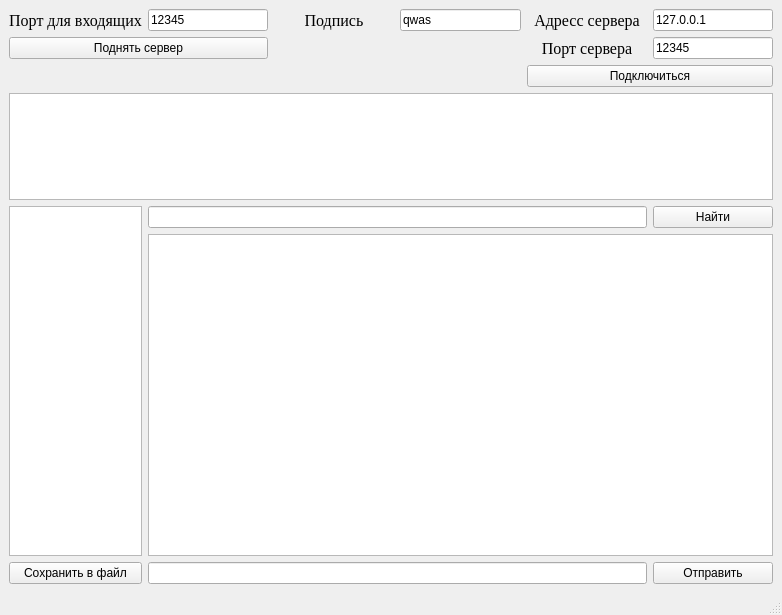
HappyVVlnaJIe/CSC_text, file CSC_test/mainwindow.ui: the form before one commit.
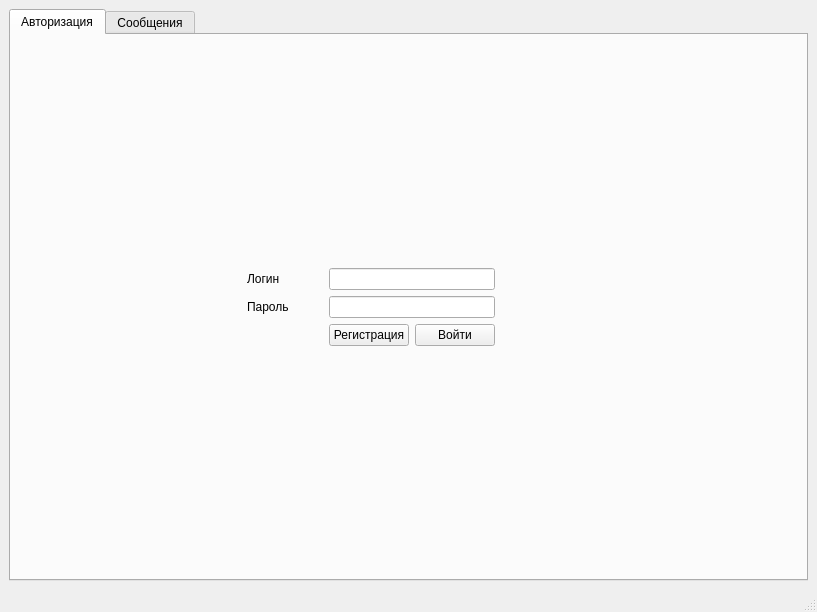
The form after the commit.

Commit message: added server for authorization

Diff of the .ui file:
```diff
--- a/CSC_test/mainwindow.ui
+++ b/CSC_test/mainwindow.ui
@@ -6,8 +6,8 @@
    <rect>
     <x>0</x>
     <y>0</y>
-    <width>782</width>
-    <height>615</height>
+    <width>817</width>
+    <height>612</height>
    </rect>
   </property>
   <property name="windowTitle">
@@ -16,11 +16,144 @@
   <widget class="QWidget" name="centralwidget">
    <layout class="QGridLayout" name="gridLayout_2">
     <item row="0" column="0">
-     <layout class="QGridLayout" name="gridLayout" rowstretch="1,1,1,1,0,1,1,1,1" columnstretch="1,1,1,1,1,1">
-      <item row="1" column="0" colspan="2">
-       <widget class="QPushButton" name="userServerRunButton">
+     <widget class="QTabWidget" name="tabs">
+      <property name="enabled">
+       <bool>true</bool>
+      </property>
+      <property name="currentIndex">
+       <number>0</number>
+      </property>
+      <widget class="QWidget" name="authTab">
+       <attribute name="title">
+        <string>Авторизация</string>
+       </attribute>
+       <layout class="QGridLayout" name="gridLayout_4">
+        <item row="0" column="0">
+         <layout class="QGridLayout" name="gridLayout_3" columnstretch="2,1,1,1,1,1,1,2">
+          <item row="3" column="3">
+           <widget class="QPushButton" name="registrationButton">
         <property name="text">
-         <string>Поднять сервер</string>
+             <string>Регистрация</string>
+            </property>
+           </widget>
+          </item>
+          <item row="3" column="4">
+           <widget class="QPushButton" name="authorizationButton">
+            <property name="text">
+             <string>Войти</string>
+            </property>
+           </widget>
+          </item>
+          <item row="1" column="7">
+           <spacer name="horizontalSpacer_2">
+            <property name="orientation">
+             <enum>Qt::Horizontal</enum>
+            </property>
+            <property name="sizeHint" stdset="0">
+             <size>
+              <width>40</width>
+              <height>20</height>
+             </size>
+            </property>
+           </spacer>
+          </item>
+          <item row="2" column="2">
+           <widget class="QLabel" name="label_6">
+            <property name="text">
+             <string>Пароль</string>
+            </property>
+           </widget>
+          </item>
+          <item row="4" column="4">
+           <spacer name="verticalSpacer_2">
+            <property name="orientation">
+             <enum>Qt::Vertical</enum>
+            </property>
+            <property name="sizeHint" stdset="0">
+             <size>
+              <width>20</width>
+              <height>40</height>
+             </size>
+            </property>
+           </spacer>
+          </item>
+          <item row="1" column="0">
+           <spacer name="horizontalSpacer">
+            <property name="orientation">
+             <enum>Qt::Horizontal</enum>
+            </property>
+            <property name="sizeHint" stdset="0">
+             <size>
+              <width>40</width>
+              <height>20</height>
+             </size>
+            </property>
+           </spacer>
+          </item>
+          <item row="1" column="2">
+           <widget class="QLabel" name="label_5">
+            <property name="text">
+             <string>Логин</string>
+            </property>
+           </widget>
+          </item>
+          <item row="2" column="3" colspan="2">
+           <widget class="QLineEdit" name="passLineEdit"/>
+          </item>
+          <item row="1" column="3" colspan="2">
+           <widget class="QLineEdit" name="loginLineEdit"/>
+          </item>
+          <item row="0" column="4">
+           <spacer name="verticalSpacer">
+            <property name="orientation">
+             <enum>Qt::Vertical</enum>
+            </property>
+            <property name="sizeHint" stdset="0">
+             <size>
+              <width>20</width>
+              <height>40</height>
+             </size>
+            </property>
+           </spacer>
+          </item>
+          <item row="0" column="5">
+           <spacer name="horizontalSpacer_3">
+            <property name="orientation">
+             <enum>Qt::Horizontal</enum>
+            </property>
+            <property name="sizeHint" stdset="0">
+             <size>
+              <width>40</width>
+              <height>20</height>
+             </size>
+            </property>
+           </spacer>
+          </item>
+         </layout>
+        </item>
+       </layout>
+      </widget>
+      <widget class="QWidget" name="chatsTab">
+       <property name="enabled">
+        <bool>false</bool>
+       </property>
+       <attribute name="title">
+        <string>Сообщения</string>
+       </attribute>
+       <layout class="QGridLayout" name="gridLayout" rowstretch="1,1,1,1,1,1,1,1,1,1" columnstretch="1,0,0,0,0,0">
+        <item row="0" column="0">
+         <widget class="QLabel" name="label">
+          <property name="font">
+           <font>
+            <family>Times New Roman</family>
+            <pointsize>12</pointsize>
+           </font>
+          </property>
+          <property name="text">
+           <string>Порт для входящих</string>
+          </property>
+          <property name="alignment">
+           <set>Qt::AlignCenter</set>
         </property>
        </widget>
       </item>
@@ -31,34 +164,6 @@
         </property>
        </widget>
       </item>
-      <item row="8" column="1" colspan="4">
-       <widget class="QLineEdit" name="chatInput">
-        <property name="enabled">
-         <bool>true</bool>
-        </property>
-       </widget>
-      </item>
-      <item row="4" column="5">
-       <widget class="QPushButton" name="findTextButton">
-        <property name="text">
-         <string>Найти</string>
-        </property>
-       </widget>
-      </item>
-      <item row="0" column="3">
-       <widget class="QLineEdit" name="signatureLineEdit">
-        <property name="text">
-         <string>qwas</string>
-        </property>
-       </widget>
-      </item>
-      <item row="0" column="1">
-       <widget class="QLineEdit" name="userServerPortLineEdit">
-        <property name="text">
-         <string>12345</string>
-        </property>
-       </widget>
-      </item>
       <item row="0" column="2">
        <widget class="QLabel" name="label_3">
         <property name="font">
@@ -75,21 +180,8 @@
         </property>
        </widget>
       </item>
-      <item row="4" column="1" colspan="4">
-       <widget class="QLineEdit" name="findTextLineEdit"/>
-      </item>
-      <item row="8" column="5">
-       <widget class="QPushButton" name="chatPushButton">
-        <property name="enabled">
-         <bool>true</bool>
-        </property>
-        <property name="text">
-         <string>Отправить</string>
-        </property>
-       </widget>
-      </item>
-      <item row="0" column="0">
-       <widget class="QLabel" name="label">
+        <item row="0" column="4">
+         <widget class="QLabel" name="label_4">
         <property name="font">
          <font>
           <family>Times New Roman</family>
@@ -97,30 +189,41 @@
          </font>
         </property>
         <property name="text">
-         <string>Порт для входящих</string>
+           <string>Адресс сервера</string>
         </property>
         <property name="alignment">
          <set>Qt::AlignCenter</set>
         </property>
        </widget>
       </item>
-      <item row="3" column="0" colspan="6">
-       <widget class="QTextBrowser" name="connectsLogs"/>
-      </item>
-      <item row="5" column="1" rowspan="3" colspan="5">
-       <widget class="QTextBrowser" name="chatText"/>
-      </item>
-      <item row="8" column="0">
-       <widget class="QPushButton" name="saveToFileButton">
+        <item row="9" column="1" colspan="4">
+         <widget class="QLineEdit" name="chatInput">
+          <property name="enabled">
+           <bool>false</bool>
+          </property>
+         </widget>
+        </item>
+        <item row="0" column="5">
+         <widget class="QLineEdit" name="serverAdressLineEdit">
+          <property name="text">
+           <string>127.0.0.1</string>
+          </property>
+         </widget>
+        </item>
+        <item row="1" column="0" colspan="2">
+         <widget class="QPushButton" name="userServerRunButton">
         <property name="text">
-         <string>Сохранить в файл</string>
+           <string>Поднять сервер</string>
         </property>
        </widget>
       </item>
-      <item row="4" column="0" rowspan="4">
-       <widget class="QListWidget" name="chatList">
+        <item row="0" column="3">
+         <widget class="QLineEdit" name="signatureLineEdit">
         <property name="enabled">
-         <bool>true</bool>
+           <bool>false</bool>
+          </property>
+          <property name="text">
+           <string/>
         </property>
        </widget>
       </item>
@@ -140,19 +243,16 @@
         </property>
        </widget>
       </item>
-      <item row="0" column="4">
-       <widget class="QLabel" name="label_4">
-        <property name="font">
-         <font>
-          <family>Times New Roman</family>
-          <pointsize>12</pointsize>
-         </font>
+        <item row="3" column="0" colspan="6">
+         <widget class="QTextBrowser" name="connectsLogs"/>
+        </item>
+        <item row="9" column="5">
+         <widget class="QPushButton" name="chatPushButton">
+          <property name="enabled">
+           <bool>false</bool>
         </property>
         <property name="text">
-         <string>Адресс сервера</string>
-        </property>
-        <property name="alignment">
-         <set>Qt::AlignCenter</set>
+           <string>Отправить</string>
         </property>
        </widget>
       </item>
@@ -163,14 +263,43 @@
         </property>
        </widget>
       </item>
-      <item row="0" column="5">
-       <widget class="QLineEdit" name="serverAdressLineEdit">
+        <item row="0" column="1">
+         <widget class="QLineEdit" name="userServerPortLineEdit">
         <property name="text">
-         <string>127.0.0.1</string>
+           <string>12345</string>
         </property>
        </widget>
       </item>
-     </layout>
+        <item row="9" column="0">
+         <widget class="QPushButton" name="saveToFileButton">
+          <property name="text">
+           <string>Сохранить в файл</string>
+          </property>
+         </widget>
+        </item>
+        <item row="4" column="5">
+         <widget class="QPushButton" name="findTextButton">
+          <property name="text">
+           <string>Найти</string>
+          </property>
+         </widget>
+        </item>
+        <item row="4" column="1" colspan="4">
+         <widget class="QLineEdit" name="findTextLineEdit"/>
+        </item>
+        <item row="4" column="0" rowspan="5">
+         <widget class="QListWidget" name="chatList">
+          <property name="enabled">
+           <bool>false</bool>
+          </property>
+         </widget>
+        </item>
+        <item row="5" column="1" rowspan="4" colspan="5">
+         <widget class="QTextBrowser" name="chatText"/>
+        </item>
+       </layout>
+      </widget>
+     </widget>
     </item>
    </layout>
   </widget>
@@ -179,7 +308,7 @@
     <rect>
      <x>0</x>
      <y>0</y>
-     <width>782</width>
+     <width>817</width>
      <height>22</height>
     </rect>
    </property>
```
Lines whose indentation alone changed are shown as unchanged. The commit also changes 11 other files.
